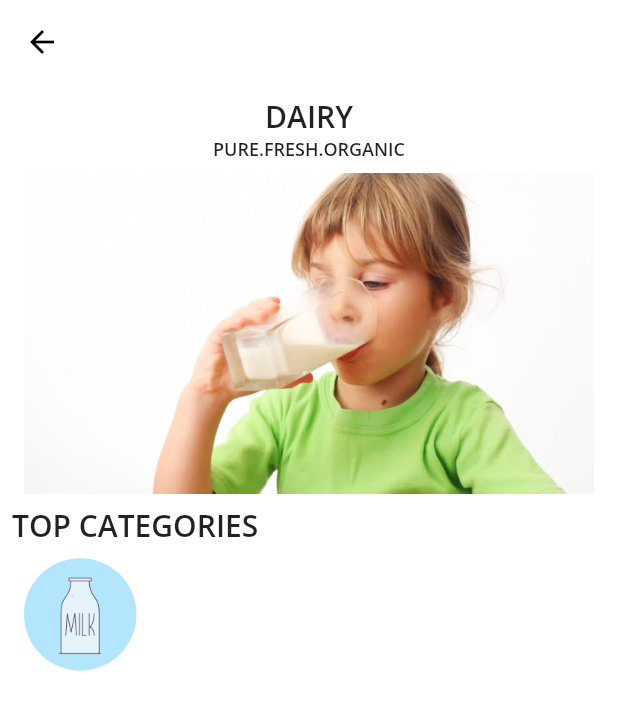
After one commit to madhavanmaddy/Shop-App, a Flutter app: the screen it shows after launch, after a tap on "New UI", on a phone screen of 412 x 824 dp. The commit adds this screen. Shown: the top 710 px of the screen. Run offline on Flutter 3.47's test engine with Material 2 defaults, Android fonts, the phone set to English and light mode, and no system bars; our stand-ins replace cloud_firestore, google_fonts; accounts and stored records are empty.

Commit message:
new ui added

```diff
--- a/lib/main.dart
+++ b/lib/main.dart
@@ -1,5 +1,6 @@
 import 'package:flutter/material.dart';
 import 'package:cloud_firestore/cloud_firestore.dart';
+import 'package:tradeapp/pages/newuihome.dart';
 import 'package:tradeapp/services/crud.dart';
 import 'package:tradeapp/pages/milkproducts.dart';
 import 'pages/teaproducts.dart';
@@ -8,14 +9,13 @@ import 'pages/productpage.dart';
 void main() => runApp(MyApp());
 
 class MyApp extends StatelessWidget {
-
   @override
   Widget build(BuildContext context) {
     return MaterialApp(
       home: MyHomePage(),
       routes: {
-        'milkproducts':(_)=>milkproducts(),
-        'teaproducts':(_)=>teaproducts(),
+        'milkproducts': (_) => milkproducts(),
+        'teaproducts': (_) => teaproducts(),
       },
     );
   }
@@ -33,7 +33,6 @@ double temp31;
   int temp21;
   @override
   void initState() {
-
     crudObj.getCategory().then((results) {
       setState(() {
         category = results;
@@ -57,15 +56,14 @@ void initState() {
   Widget build(BuildContext context) {
     double sh = MediaQuery.of(context).size.height;
     double sw = MediaQuery.of(context).size.width;
-    final headstyle = TextStyle(
-      fontSize: sw*0.06
-    );
+    final headstyle = TextStyle(fontSize: sw * 0.06);
     return Scaffold(
       backgroundColor: Colors.white,
       appBar: AppBar(
-        title: Text('Ambika Traders',style: TextStyle(
-          fontSize: 20.0,
-          color: Colors.black),),
+        title: Text(
+          'Ambika Traders',
+          style: TextStyle(fontSize: 20.0, color: Colors.black),
+        ),
         centerTitle: true,
         elevation: 0.0,
         backgroundColor: Colors.white,
@@ -73,34 +71,42 @@ void initState() {
       body: Padding(
         padding: const EdgeInsets.all(20.0),
         child: SingleChildScrollView(
-         child:Column(
+          child: Column(
             mainAxisAlignment: MainAxisAlignment.start,
             children: <Widget>[
-             SizedBox(height: 5.0,),
+              SizedBox(
+                height: 5.0,
+              ),
               Text(
                 greetings(),
                 style: headstyle,
               ),
-             SizedBox(height:5.0),
+              SizedBox(height: 5.0),
               Text(
                 'What do you want?',
                 style: headstyle,
               ),
-              SizedBox(height:20.0),
+              SizedBox(height: 20.0),
               categorygrid(),
-              SizedBox(height:20.0),
-
+              SizedBox(height: 20.0),
+              RaisedButton(
+                  child: Text('New UI'),
+                  onPressed: () {
+                    Navigator.of(context).push(
+                        MaterialPageRoute(builder: (context) => NewUIhome()));
+                  })
             ],
           ),
         ),
       ),
     );
   }
+
   Widget categorygrid() {
     return category != null
         ? SizedBox(
             height: temp31,
-            width: (MediaQuery.of(context).size.width)*0.90,
+            width: (MediaQuery.of(context).size.width) * 0.90,
             child: GridView.builder(
               gridDelegate: SliverGridDelegateWithFixedCrossAxisCount(
                 crossAxisCount: 2,
@@ -126,27 +132,31 @@ void initState() {
                       children: <Widget>[
                         GestureDetector(
                           onTap: () {
-                            Navigator.pushNamed(context, category.documents[index].data['path']);
+                            Navigator.pushNamed(context,
+                                category.documents[index].data['path']);
                           },
                           child: Padding(
-                            padding: EdgeInsets.symmetric(horizontal:8),
+                            padding: EdgeInsets.symmetric(horizontal: 8),
                             child: Container(
                               child: Column(
                                 children: <Widget>[
-                                  SizedBox(height:10),
+                                  SizedBox(height: 10),
                                   Container(
-                                    child: Image.network(category.documents[index].data['image'],
+                                    child: Image.network(
+                                      category.documents[index].data['image'],
                                       height: 130.0,
-                                    width:130.0,
+                                      width: 130.0,
                                     ),
                                   ),
-                                   Text(category.documents[index].data['name'],style: TextStyle(fontSize:20),),
+                                  Text(
+                                    category.documents[index].data['name'],
+                                    style: TextStyle(fontSize: 20),
+                                  ),
                                 ],
                               ),
                             ),
                           ),
                         ),
-
                       ],
                     ),
                   ),
@@ -154,7 +164,9 @@ void initState() {
               },
             ),
           )
-        : Center(child: CircularProgressIndicator(),);
+        : Center(
+            child: CircularProgressIndicator(),
+          );
   }
 
   String greetings() {
--- /dev/null
+++ b/lib/pages/newuihome.dart
@@ -0,0 +1,79 @@
+import 'package:flutter/material.dart';
+import 'package:google_fonts/google_fonts.dart';
+
+class NewUIhome extends StatefulWidget {
+  @override
+  _NewUIhomeState createState() => _NewUIhomeState();
+}
+
+class _NewUIhomeState extends State<NewUIhome> {
+  @override
+  Widget build(BuildContext context) {
+    return Scaffold(
+      appBar: AppBar(
+        elevation: 0.0,
+        backgroundColor: Colors.white,
+        iconTheme: IconThemeData(
+          color: Colors.black,
+        ),
+      ),
+      backgroundColor: Colors.white,
+      body: Padding(
+        padding: const EdgeInsets.all(8.0),
+        child: Column(
+          crossAxisAlignment: CrossAxisAlignment.start,
+          children: <Widget>[
+            Center(
+                child: Text(
+              'DAIRY',
+              style: GoogleFonts.openSans(
+                  fontSize: 20, fontWeight: FontWeight.w600),
+            )),
+            Center(
+              child: Text(
+                'PURE.FRESH.ORGANIC',
+                style: GoogleFonts.openSans(
+                    fontSize: 12, fontWeight: FontWeight.w600),
+              ),
+            ),
+            Padding(
+              padding: EdgeInsets.all(8),
+              child: Image.asset('assets/1.jpg'),
+            ),
+            Text(
+              'TOP CATEGORIES',
+              style: GoogleFonts.openSans(
+                  fontSize: 20, fontWeight: FontWeight.w600),
+            ),
+            Row(
+
+              children: <Widget>[
+                Padding(
+                  padding: const EdgeInsets.all(8.0),
+                  child: Container(
+                    decoration: BoxDecoration(
+                      shape: BoxShape.circle,
+                      color: Color(0xffb3e5fc),
+                    ),
+                    height: 75,
+                    width: 75,
+                    child: Padding(
+                      padding: const EdgeInsets.all(10.0),
+                      child: Center(
+                        child: Image.asset(
+                          'assets/Milk11.png',
+                          scale: 0.1,
+
+                        ),
+                      ),
+                    ),
+                  ),
+                )
+              ],
+            )
+          ],
+        ),
+      ),
+    );
+  }
+}
```
Also changed, not shown: pubspec.yaml (+3 -4 lines), assets/1.jpg (added), assets/Milk.png (added), assets/Milk1.png (added), assets/Milk11.png (added), pubspec.lock, 1 other file. Lines whose indentation alone changed are shown as unchanged.
